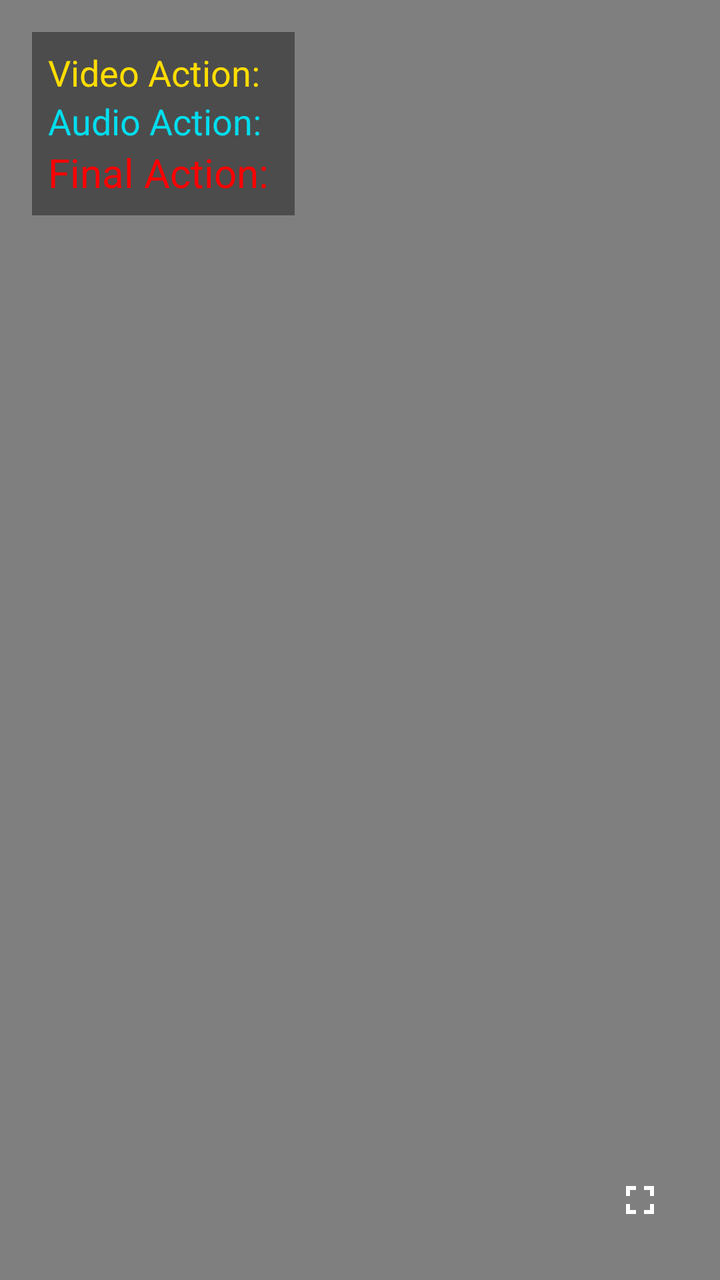
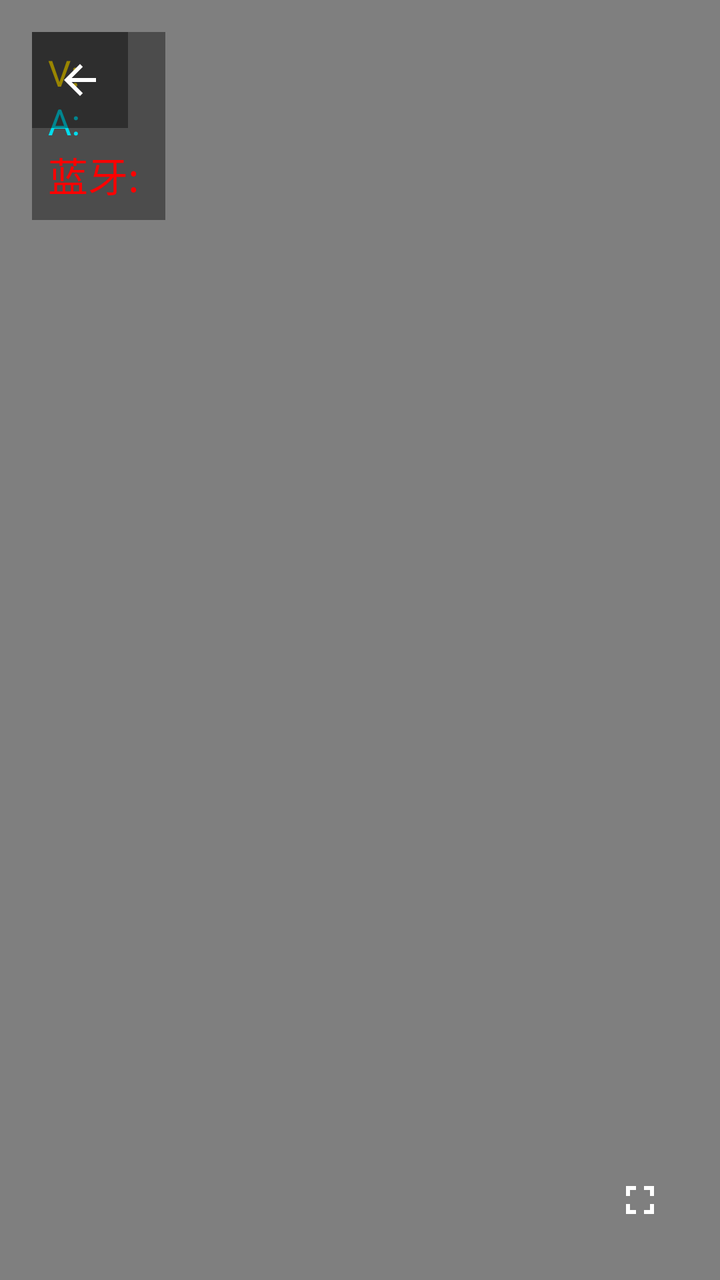

Two renders of the same Android screen: before a commit and after it. Below are the layout's source before the change and the commit's diff.
<!-- AndroidManifest.xml: application theme Theme.Helloworld -->
<!-- res/layout/activity_video_process.xml -->
<FrameLayout xmlns:android="http://schemas.android.com/apk/res/android"
    android:id="@+id/rootLayout"
    android:layout_width="match_parent"
    android:layout_height="match_parent"
    android:background="#000000">  

    
    <FrameLayout
        android:id="@+id/videoContainer"
        android:layout_width="match_parent"
        android:layout_height="match_parent"
        android:background="#000000">

        
        <VideoView
            android:id="@+id/videoView"
            android:layout_width="match_parent"
            android:layout_height="match_parent"
            android:layout_gravity="center" />
    </FrameLayout>

    
    <LinearLayout
        android:orientation="vertical"
        android:layout_width="wrap_content"
        android:layout_height="wrap_content"
        android:layout_margin="16dp"
        android:background="#66000000"
        android:padding="8dp">

        <TextView
            android:id="@+id/tvVideoAction"
            android:layout_width="wrap_content"
            android:layout_height="wrap_content"
            android:text="Video Action: "
            android:textSize="18sp"
            android:textColor="#FFDD00" />

        <TextView
            android:id="@+id/tvAudioAction"
            android:layout_width="wrap_content"
            android:layout_height="wrap_content"
            android:text="Audio Action: "
            android:textSize="18sp"
            android:textColor="#00DDEE" />

        <TextView
            android:id="@+id/tvOverlay"
            android:layout_width="wrap_content"
            android:layout_height="wrap_content"
            android:text="Final Action: "
            android:textSize="20sp"
            android:textColor="#FF0000" />
    </LinearLayout>

    
    <ImageButton
        android:id="@+id/btnFullscreen"
        android:layout_width="48dp"
        android:layout_height="48dp"
        android:layout_gravity="bottom|end"
        android:layout_margin="16dp"
        android:background="@android:color/transparent"
        android:src="@drawable/ic_fullscreen"
        android:contentDescription="全屏切换按钮" />
</FrameLayout>
<!-- resources referenced by this layout -->
<resources>
  <!-- drawable ic_fullscreen (drawable) -->
  <vector xmlns:android="http://schemas.android.com/apk/res/android"
      android:width="24dp"
      android:height="24dp"
      android:viewportWidth="24"
      android:viewportHeight="24">
  
      <path
          android:fillColor="#FFFFFF"
          android:pathData="M7,14L5,14v5h5v-2L7,17v-3zM5,10h2L7,7h3L10,5L5,5v5zM17,17h-3v2h5v-5h-2v3zM14,5v2h3v3h2L19,5h-5z"/>
  </vector>
  <style name="Theme.Helloworld" parent="Base.Theme.Helloworld" />
  <style name="Base.Theme.Helloworld" parent="Theme.Material3.DayNight.NoActionBar">
          
          
      </style>
</resources>

<!-- the commit's change to res/layout/activity_video_process.xml (unified diff, before → after) -->
@@ -32,7 +32,7 @@
             android:id="@+id/tvVideoAction"
             android:layout_width="wrap_content"
             android:layout_height="wrap_content"
-            android:text="Video Action: "
+            android:text="V: "
             android:textSize="18sp"
             android:textColor="#FFDD00" />
 
@@ -40,7 +40,7 @@
             android:id="@+id/tvAudioAction"
             android:layout_width="wrap_content"
             android:layout_height="wrap_content"
-            android:text="Audio Action: "
+            android:text="A: "
             android:textSize="18sp"
             android:textColor="#00DDEE" />
 
@@ -48,7 +48,7 @@
             android:id="@+id/tvOverlay"
             android:layout_width="wrap_content"
             android:layout_height="wrap_content"
-            android:text="Final Action: "
+            android:text="蓝牙: "
             android:textSize="20sp"
             android:textColor="#FF0000" />
     </LinearLayout>
@@ -63,4 +63,16 @@
         android:background="@android:color/transparent"
         android:src="@drawable/ic_fullscreen"
         android:contentDescription="全屏切换按钮" />
+
+    
+    <ImageButton
+        android:id="@+id/btnBack"
+        android:layout_width="48dp"
+        android:layout_height="48dp"
+        android:layout_gravity="top|start"
+        android:layout_margin="16dp"
+        android:background="#66000000"
+        android:src="@drawable/ic_back"
+        android:contentDescription="返回主页面"
+        android:padding="8dp" />
 </FrameLayout>
<!-- resource entries referenced after the edit -->
@@ -1,5 +1,16 @@
 <!-- resources referenced by this layout -->
 <resources>
+  <!-- drawable ic_back (drawable) -->
+  <vector xmlns:android="http://schemas.android.com/apk/res/android"
+      android:width="24dp"
+      android:height="24dp"
+      android:viewportWidth="24"
+      android:viewportHeight="24"
+      android:tint="#FFFFFF">
+      <path
+          android:fillColor="@android:color/white"
+          android:pathData="M20,11H7.83l5.59,-5.59L12,4l-8,8 8,8 1.41,-1.41L7.83,13H20v-2z"/>
+  </vector>
   <!-- drawable ic_fullscreen (drawable) -->
   <vector xmlns:android="http://schemas.android.com/apk/res/android"
       android:width="24dp"
